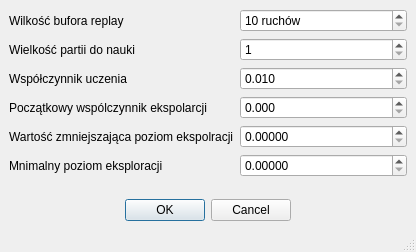
The window that DQNSzczegolyTemplatka.ui (vatrasar/licencjat) describes before a commit, drawn with Qt 5.
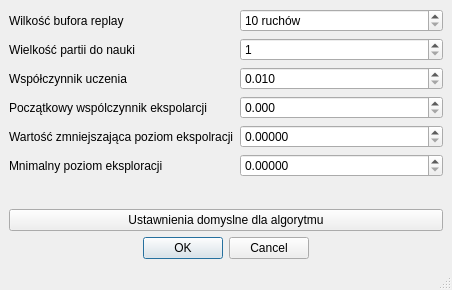
The same window after the commit.

Commit message: add default settings button

What changed in the file:
```diff
--- a/DQNSzczegolyTemplatka.ui
+++ b/DQNSzczegolyTemplatka.ui
@@ -6,8 +6,8 @@
    <rect>
     <x>0</x>
     <y>0</y>
-    <width>416</width>
-    <height>252</height>
+    <width>452</width>
+    <height>290</height>
    </rect>
   </property>
   <property name="windowTitle">
@@ -127,6 +127,13 @@
       </item>
      </layout>
     </item>
+    <item>
+     <widget class="QPushButton" name="default_settings_button">
+      <property name="text">
+       <string>Ustawnienia domyslne dla algorytmu</string>
+      </property>
+     </widget>
+    </item>
     <item alignment="Qt::AlignHCenter">
      <widget class="QDialogButtonBox" name="buttonBox">
       <property name="standardButtons">
```
Left out of the diff: 2 changed lines with no effect on the pictures. The commit also changes 12 other files.
